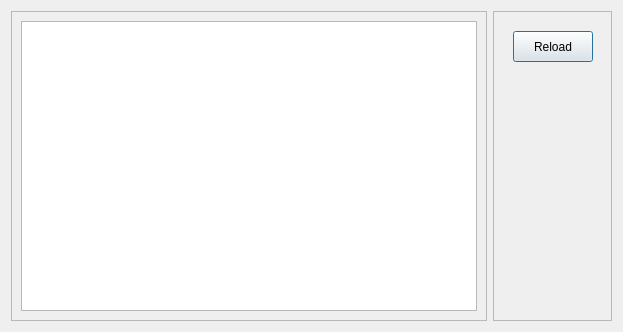
Above: core/View/worklistdialog.ui from altaybrusan/ibex before the change. Below: the same form after it.
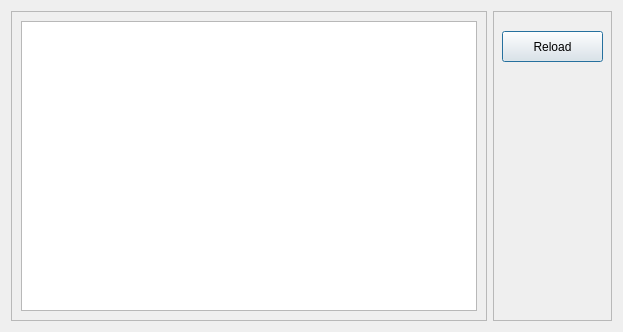
That is the form after the change. Icons and pictures are not drawn.

Diff of the .ui file:
```diff
--- a/core/View/worklistdialog.ui
+++ b/core/View/worklistdialog.ui
@@ -52,12 +52,21 @@
      <widget class="QPushButton" name="reloadBtn">
       <property name="geometry">
        <rect>
-        <x>20</x>
+        <x>9</x>
         <y>20</y>
-        <width>80</width>
+        <width>101</width>
         <height>31</height>
        </rect>
       </property>
+      <property name="sizePolicy">
+       <sizepolicy hsizetype="Fixed" vsizetype="Fixed">
+        <horstretch>0</horstretch>
+        <verstretch>0</verstretch>
+       </sizepolicy>
+      </property>
+      <property name="styleSheet">
+       <string notr="true"/>
+      </property>
       <property name="text">
        <string>Reload</string>
       </property>
```
Left out of the diff: 7 changed lines with no effect on the pictures.
